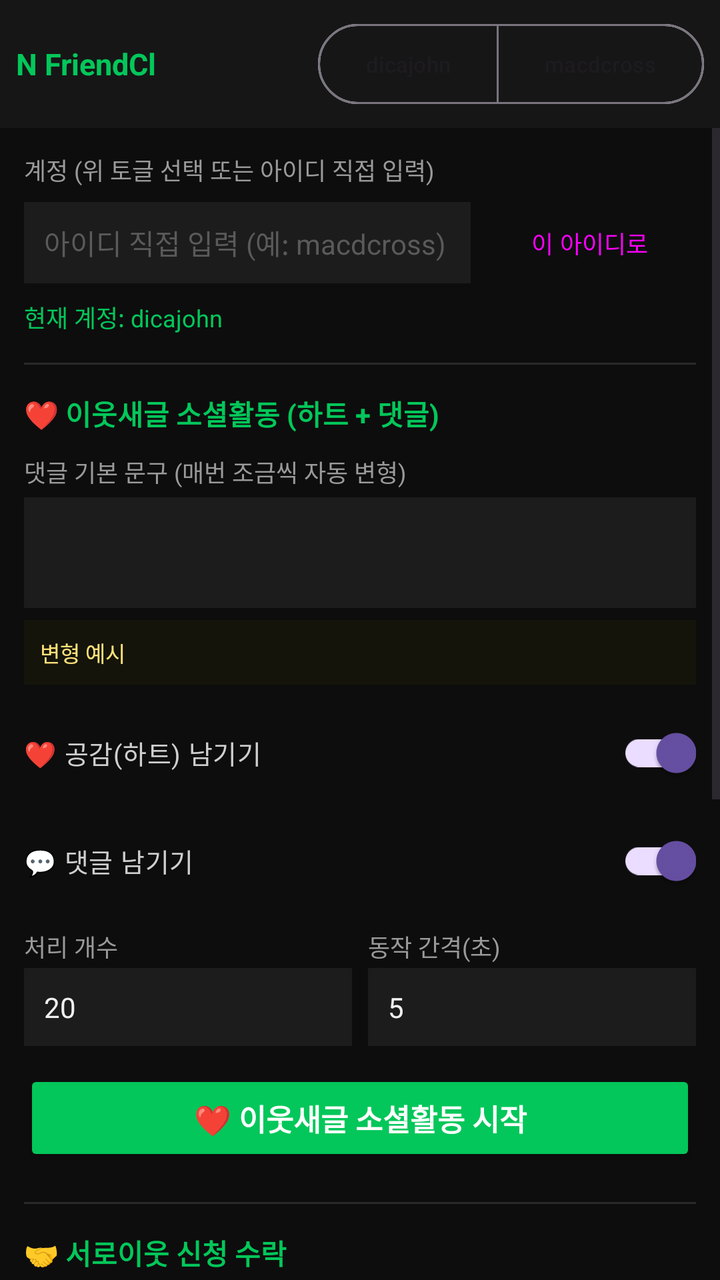
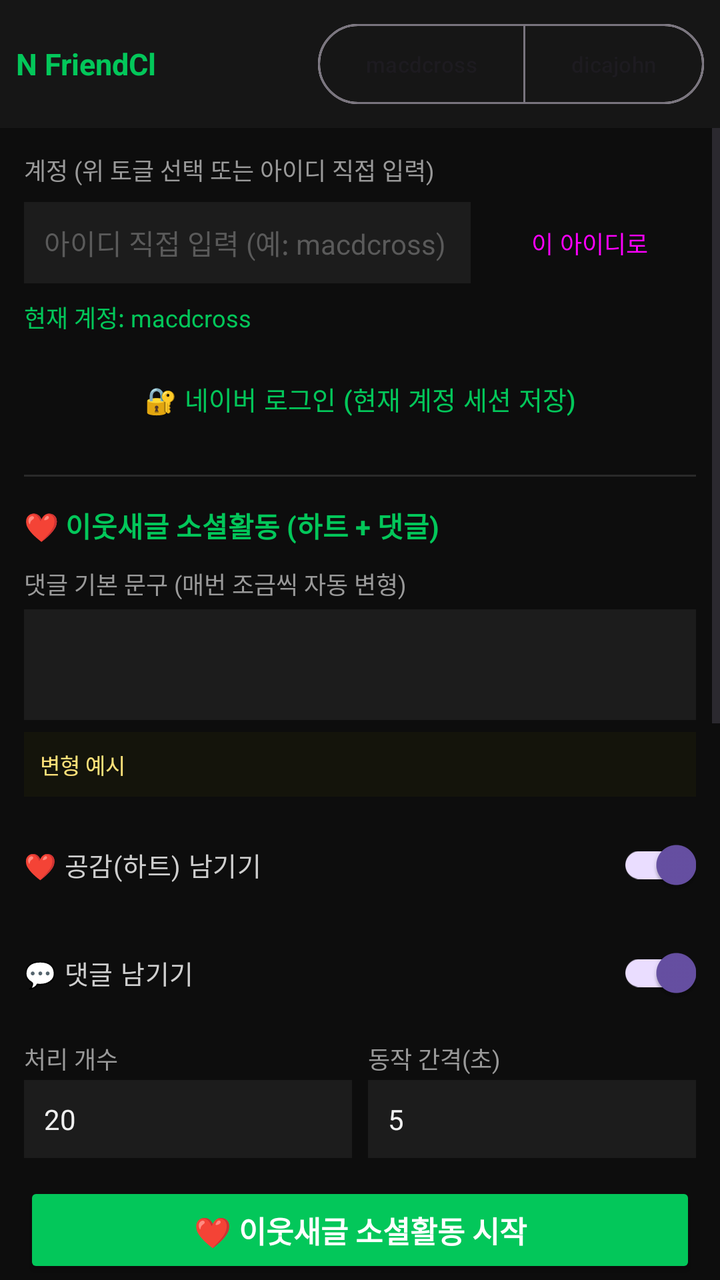

An Android layout rendered at two revisions. The XML below is the earlier revision; the diff shows what the commit changed to produce the second picture.
<!-- AndroidManifest.xml: application theme Theme.Nfriendcl -->
<!-- res/layout/activity_main.xml -->
<?xml version="1.0" encoding="utf-8"?>
<LinearLayout xmlns:android="http://schemas.android.com/apk/res/android"
    xmlns:app="http://schemas.android.com/apk/res-auto"
    android:layout_width="match_parent"
    android:layout_height="match_parent"
    android:orientation="vertical"
    android:background="#0d0d0d">

    
    <LinearLayout
        android:layout_width="match_parent"
        android:layout_height="wrap_content"
        android:orientation="horizontal"
        android:gravity="center_vertical"
        android:padding="8dp"
        android:background="#161616">

        <TextView
            android:layout_width="0dp"
            android:layout_height="wrap_content"
            android:layout_weight="1"
            android:text="N FriendCl"
            android:textColor="#03c75a"
            android:textSize="15sp"
            android:textStyle="bold" />

        <com.google.android.material.button.MaterialButtonToggleGroup
            android:id="@+id/accountGroup"
            android:layout_width="wrap_content"
            android:layout_height="wrap_content"
            app:singleSelection="true"
            app:selectionRequired="false">

            <com.google.android.material.button.MaterialButton
                android:id="@+id/btnAcc1"
                style="?attr/materialButtonOutlinedStyle"
                android:layout_width="wrap_content"
                android:layout_height="wrap_content"
                android:text="dicajohn"
                android:textSize="11sp"
                android:minWidth="0dp"
                android:paddingStart="10dp"
                android:paddingEnd="10dp" />

            <com.google.android.material.button.MaterialButton
                android:id="@+id/btnAcc2"
                style="?attr/materialButtonOutlinedStyle"
                android:layout_width="wrap_content"
                android:layout_height="wrap_content"
                android:text="macdcross"
                android:textSize="11sp"
                android:minWidth="0dp"
                android:paddingStart="10dp"
                android:paddingEnd="10dp" />
        </com.google.android.material.button.MaterialButtonToggleGroup>
    </LinearLayout>

    <ProgressBar
        android:id="@+id/progress"
        style="?android:attr/progressBarStyleHorizontal"
        android:layout_width="match_parent"
        android:layout_height="wrap_content"
        android:indeterminate="true"
        android:visibility="gone" />

    <TextView
        android:id="@+id/status"
        android:layout_width="match_parent"
        android:layout_height="wrap_content"
        android:padding="6dp"
        android:textColor="#03c75a"
        android:textSize="12sp"
        android:visibility="gone" />

    
    <LinearLayout
        android:id="@+id/stopBar"
        android:layout_width="match_parent"
        android:layout_height="wrap_content"
        android:orientation="horizontal"
        android:background="#121212"
        android:paddingStart="8dp"
        android:paddingEnd="8dp"
        android:paddingTop="3dp"
        android:paddingBottom="3dp"
        android:visibility="gone">

        <Button android:id="@+id/btnStop"
            android:layout_width="0dp" android:layout_height="wrap_content"
            android:layout_weight="1" android:minWidth="0dp"
            android:text="■ 정지 / 홈" android:textSize="12sp"
            android:textStyle="bold"
            android:backgroundTint="#c0392b" android:textColor="#ffffff" />

        <Button android:id="@+id/btnAcceptHere"
            style="?attr/materialButtonOutlinedStyle"
            android:layout_width="0dp" android:layout_height="wrap_content"
            android:layout_weight="1" android:layout_marginStart="6dp" android:minWidth="0dp"
            android:text="✅ 현재화면 수락" android:textSize="12sp"
            android:visibility="gone" />
    </LinearLayout>

    
    <TextView
        android:id="@+id/debugLog"
        android:layout_width="match_parent"
        android:layout_height="wrap_content"
        android:paddingStart="6dp"
        android:paddingEnd="6dp"
        android:paddingTop="2dp"
        android:paddingBottom="2dp"
        android:background="#0a0a0a"
        android:fontFamily="monospace"
        android:textColor="#5fae5f"
        android:textSize="9sp"
        android:maxLines="6"
        android:scrollbars="vertical"
        android:visibility="gone" />

    
    <FrameLayout
        android:layout_width="match_parent"
        android:layout_height="0dp"
        android:layout_weight="1">

        <ScrollView
            android:id="@+id/form"
            android:layout_width="match_parent"
            android:layout_height="match_parent"
            android:fillViewport="true">

            <LinearLayout
                android:layout_width="match_parent"
                android:layout_height="wrap_content"
                android:orientation="vertical"
                android:padding="12dp">

                
                <TextView
                    android:layout_width="wrap_content"
                    android:layout_height="wrap_content"
                    android:text="계정 (위 토글 선택 또는 아이디 직접 입력)"
                    android:textColor="#9a9a9a"
                    android:textSize="12sp" />

                <LinearLayout
                    android:layout_width="match_parent"
                    android:layout_height="wrap_content"
                    android:orientation="horizontal"
                    android:layout_marginTop="4dp">

                    <EditText
                        android:id="@+id/customId"
                        android:layout_width="0dp"
                        android:layout_height="wrap_content"
                        android:layout_weight="1"
                        android:hint="아이디 직접 입력 (예: macdcross)"
                        android:textColor="#f0f0f0"
                        android:textColorHint="#5a5a5a"
                        android:textSize="14sp"
                        android:background="#1c1c1c"
                        android:padding="10dp"
                        android:inputType="text"
                        android:maxLines="1" />

                    <Button
                        android:id="@+id/btnUseCustom"
                        style="?attr/materialButtonOutlinedStyle"
                        android:layout_width="wrap_content"
                        android:layout_height="wrap_content"
                        android:layout_marginStart="6dp"
                        android:minWidth="0dp"
                        android:text="이 아이디로"
                        android:textSize="12sp" />
                </LinearLayout>

                <TextView
                    android:id="@+id/currentAccountText"
                    android:layout_width="match_parent"
                    android:layout_height="wrap_content"
                    android:layout_marginTop="4dp"
                    android:text="현재 계정: dicajohn"
                    android:textColor="#03c75a"
                    android:textSize="12sp" />

                <View
                    android:layout_width="match_parent"
                    android:layout_height="1dp"
                    android:layout_marginTop="14dp"
                    android:background="#2a2a2a" />

                
                <TextView
                    android:layout_width="wrap_content"
                    android:layout_height="wrap_content"
                    android:layout_marginTop="14dp"
                    android:text="❤️ 이웃새글 소셜활동 (하트 + 댓글)"
                    android:textColor="#03c75a"
                    android:textSize="14sp"
                    android:textStyle="bold" />

                <TextView
                    android:layout_width="wrap_content"
                    android:layout_height="wrap_content"
                    android:layout_marginTop="10dp"
                    android:text="댓글 기본 문구 (매번 조금씩 자동 변형)"
                    android:textColor="#9a9a9a"
                    android:textSize="12sp" />

                <EditText
                    android:id="@+id/commentBase"
                    android:layout_width="match_parent"
                    android:layout_height="wrap_content"
                    android:textColor="#f0f0f0"
                    android:textColorHint="#5a5a5a"
                    android:textSize="14sp"
                    android:background="#1c1c1c"
                    android:padding="10dp"
                    android:layout_marginTop="4dp"
                    android:gravity="top"
                    android:minLines="2"
                    android:maxLines="4"
                    android:inputType="textMultiLine" />

                <TextView
                    android:id="@+id/commentSamples"
                    android:layout_width="match_parent"
                    android:layout_height="wrap_content"
                    android:layout_marginTop="6dp"
                    android:background="#14140b"
                    android:padding="8dp"
                    android:textColor="#ffe27a"
                    android:textSize="11sp"
                    android:lineSpacingMultiplier="1.2"
                    android:text="변형 예시" />

                <androidx.appcompat.widget.SwitchCompat
                    android:id="@+id/swLike"
                    android:layout_width="match_parent"
                    android:layout_height="wrap_content"
                    android:layout_marginTop="10dp"
                    android:text="❤️ 공감(하트) 남기기"
                    android:textColor="#cfcfcf"
                    android:textSize="13sp"
                    android:checked="true" />

                <androidx.appcompat.widget.SwitchCompat
                    android:id="@+id/swComment"
                    android:layout_width="match_parent"
                    android:layout_height="wrap_content"
                    android:layout_marginTop="6dp"
                    android:text="💬 댓글 남기기"
                    android:textColor="#cfcfcf"
                    android:textSize="13sp"
                    android:checked="true" />

                
                <LinearLayout
                    android:layout_width="match_parent"
                    android:layout_height="wrap_content"
                    android:orientation="horizontal"
                    android:layout_marginTop="10dp">

                    <LinearLayout
                        android:layout_width="0dp"
                        android:layout_height="wrap_content"
                        android:layout_weight="1"
                        android:orientation="vertical">

                        <TextView
                            android:layout_width="wrap_content"
                            android:layout_height="wrap_content"
                            android:text="처리 개수"
                            android:textColor="#9a9a9a"
                            android:textSize="12sp" />

                        <EditText
                            android:id="@+id/countInput"
                            android:layout_width="match_parent"
                            android:layout_height="wrap_content"
                            android:text="20"
                            android:textColor="#f0f0f0"
                            android:textSize="14sp"
                            android:background="#1c1c1c"
                            android:padding="10dp"
                            android:layout_marginTop="2dp"
                            android:inputType="number"
                            android:maxLines="1" />
                    </LinearLayout>

                    <LinearLayout
                        android:layout_width="0dp"
                        android:layout_height="wrap_content"
                        android:layout_weight="1"
                        android:layout_marginStart="8dp"
                        android:orientation="vertical">

                        <TextView
                            android:layout_width="wrap_content"
                            android:layout_height="wrap_content"
                            android:text="동작 간격(초)"
                            android:textColor="#9a9a9a"
                            android:textSize="12sp" />

                        <EditText
                            android:id="@+id/delayInput"
                            android:layout_width="match_parent"
                            android:layout_height="wrap_content"
                            android:text="5"
                            android:textColor="#f0f0f0"
                            android:textSize="14sp"
                            android:background="#1c1c1c"
                            android:padding="10dp"
                            android:layout_marginTop="2dp"
                            android:inputType="number"
                            android:maxLines="1" />
                    </LinearLayout>
                </LinearLayout>

                <Button
                    android:id="@+id/btnSocial"
                    android:layout_width="match_parent"
                    android:layout_height="wrap_content"
                    android:layout_marginTop="12dp"
                    android:text="❤️ 이웃새글 소셜활동 시작"
                    android:textSize="15sp"
                    android:textStyle="bold"
                    android:backgroundTint="#03c75a"
                    android:textColor="#ffffff" />

                <View
                    android:layout_width="match_parent"
                    android:layout_height="1dp"
                    android:layout_marginTop="18dp"
                    android:background="#2a2a2a" />

                
                <TextView
                    android:layout_width="wrap_content"
                    android:layout_height="wrap_content"
                    android:layout_marginTop="14dp"
                    android:text="🤝 서로이웃 신청 수락"
                    android:textColor="#03c75a"
                    android:textSize="14sp"
                    android:textStyle="bold" />

                <TextView
                    android:layout_width="match_parent"
                    android:layout_height="wrap_content"
                    android:layout_marginTop="3dp"
                    android:text="받은 서로이웃 신청을 화면에서 찾아 모두 수락합니다. 목록이 안 보이면 웹뷰에서 '서로이웃 신청' 페이지로 이동 후 '현재화면 수락'을 누르세요."
                    android:textColor="#7a7a7a"
                    android:textSize="11sp" />

                <Button
                    android:id="@+id/btnAccept"
                    android:layout_width="match_parent"
                    android:layout_height="wrap_content"
                    android:layout_marginTop="8dp"
                    android:text="🤝 서로이웃 신청 전체 수락"
                    android:textSize="15sp"
                    android:textStyle="bold"
                    android:backgroundTint="#2e86de"
                    android:textColor="#ffffff" />

                <View
                    android:layout_width="match_parent"
                    android:layout_height="1dp"
                    android:layout_marginTop="18dp"
                    android:background="#2a2a2a" />

                
                <TextView
                    android:layout_width="wrap_content"
                    android:layout_height="wrap_content"
                    android:layout_marginTop="14dp"
                    android:text="🔎 주제로 새 이웃 찾기"
                    android:textColor="#03c75a"
                    android:textSize="14sp"
                    android:textStyle="bold" />

                <TextView
                    android:layout_width="wrap_content"
                    android:layout_height="wrap_content"
                    android:layout_marginTop="10dp"
                    android:text="서로이웃 신청 메시지 (조금씩 자동 변형)"
                    android:textColor="#9a9a9a"
                    android:textSize="12sp" />

                <EditText
                    android:id="@+id/neighborMsg"
                    android:layout_width="match_parent"
                    android:layout_height="wrap_content"
                    android:textColor="#f0f0f0"
                    android:textColorHint="#5a5a5a"
                    android:textSize="14sp"
                    android:background="#1c1c1c"
                    android:padding="10dp"
                    android:layout_marginTop="4dp"
                    android:gravity="top"
                    android:minLines="2"
                    android:maxLines="3"
                    android:inputType="textMultiLine" />

                <TextView
                    android:layout_width="wrap_content"
                    android:layout_height="wrap_content"
                    android:layout_marginTop="10dp"
                    android:text="주제 키워드"
                    android:textColor="#9a9a9a"
                    android:textSize="12sp" />

                <EditText
                    android:id="@+id/topicInput"
                    android:layout_width="match_parent"
                    android:layout_height="wrap_content"
                    android:hint="예: 맛집, 여행, 재테크, 육아"
                    android:textColor="#f0f0f0"
                    android:textColorHint="#5a5a5a"
                    android:textSize="14sp"
                    android:background="#1c1c1c"
                    android:padding="10dp"
                    android:layout_marginTop="4dp"
                    android:inputType="text"
                    android:maxLines="1" />

                <Button
                    android:id="@+id/btnGrow"
                    android:layout_width="match_parent"
                    android:layout_height="wrap_content"
                    android:layout_marginTop="12dp"
                    android:text="🔎 주제로 새 이웃 찾아 신청"
                    android:textSize="15sp"
                    android:textStyle="bold"
                    android:backgroundTint="#8e44ad"
                    android:textColor="#ffffff" />

                <View
                    android:layout_width="match_parent"
                    android:layout_height="40dp" />
            </LinearLayout>
        </ScrollView>

        
        <WebView
            android:id="@+id/web"
            android:layout_width="match_parent"
            android:layout_height="match_parent"
            android:visibility="gone" />
    </FrameLayout>
</LinearLayout>
<!-- resources referenced by this layout -->
<resources>
  <style name="Theme.Nfriendcl" parent="Theme.Material3.DayNight.NoActionBar">
          <item name="android:windowBackground">#0d0d0d</item>
          <item name="android:statusBarColor">#03C75A</item>
      </style>
</resources>

<!-- the commit's change to res/layout/activity_main.xml (unified diff, before → after) -->
@@ -36,7 +36,7 @@
                 style="?attr/materialButtonOutlinedStyle"
                 android:layout_width="wrap_content"
                 android:layout_height="wrap_content"
-                android:text="dicajohn"
+                android:text="macdcross"
                 android:textSize="11sp"
                 android:minWidth="0dp"
                 android:paddingStart="10dp"
@@ -47,7 +47,7 @@
                 style="?attr/materialButtonOutlinedStyle"
                 android:layout_width="wrap_content"
                 android:layout_height="wrap_content"
-                android:text="macdcross"
+                android:text="dicajohn"
                 android:textSize="11sp"
                 android:minWidth="0dp"
                 android:paddingStart="10dp"
@@ -179,9 +179,19 @@
                     android:layout_width="match_parent"
                     android:layout_height="wrap_content"
                     android:layout_marginTop="4dp"
-                    android:text="현재 계정: dicajohn"
+                    android:text="현재 계정: macdcross"
                     android:textColor="#03c75a"
                     android:textSize="12sp" />
+
+                <Button
+                    android:id="@+id/btnLogin"
+                    style="?attr/materialButtonOutlinedStyle"
+                    android:layout_width="match_parent"
+                    android:layout_height="wrap_content"
+                    android:layout_marginTop="8dp"
+                    android:text="🔐 네이버 로그인 (현재 계정 세션 저장)"
+                    android:textColor="#03c75a"
+                    android:textSize="13sp" />
 
                 <View
                     android:layout_width="match_parent"
@@ -424,6 +434,27 @@
                     android:inputType="text"
                     android:maxLines="1" />
 
+                <TextView
+                    android:layout_width="wrap_content"
+                    android:layout_height="wrap_content"
+                    android:layout_marginTop="10dp"
+                    android:text="신청 인원수 (몇 명에게 신청할지)"
+                    android:textColor="#9a9a9a"
+                    android:textSize="12sp" />
+
+                <EditText
+                    android:id="@+id/growCountInput"
+                    android:layout_width="match_parent"
+                    android:layout_height="wrap_content"
+                    android:text="20"
+                    android:textColor="#f0f0f0"
+                    android:textSize="14sp"
+                    android:background="#1c1c1c"
+                    android:padding="10dp"
+                    android:layout_marginTop="4dp"
+                    android:inputType="number"
+                    android:maxLines="1" />
+
                 <Button
                     android:id="@+id/btnGrow"
                     android:layout_width="match_parent"
